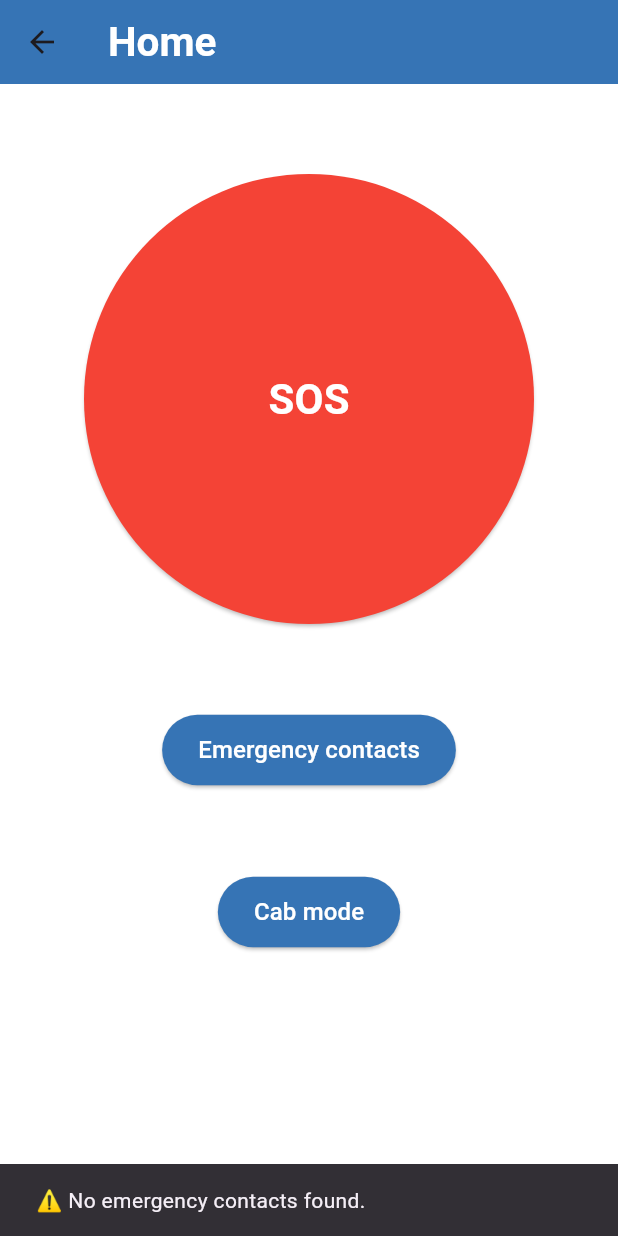
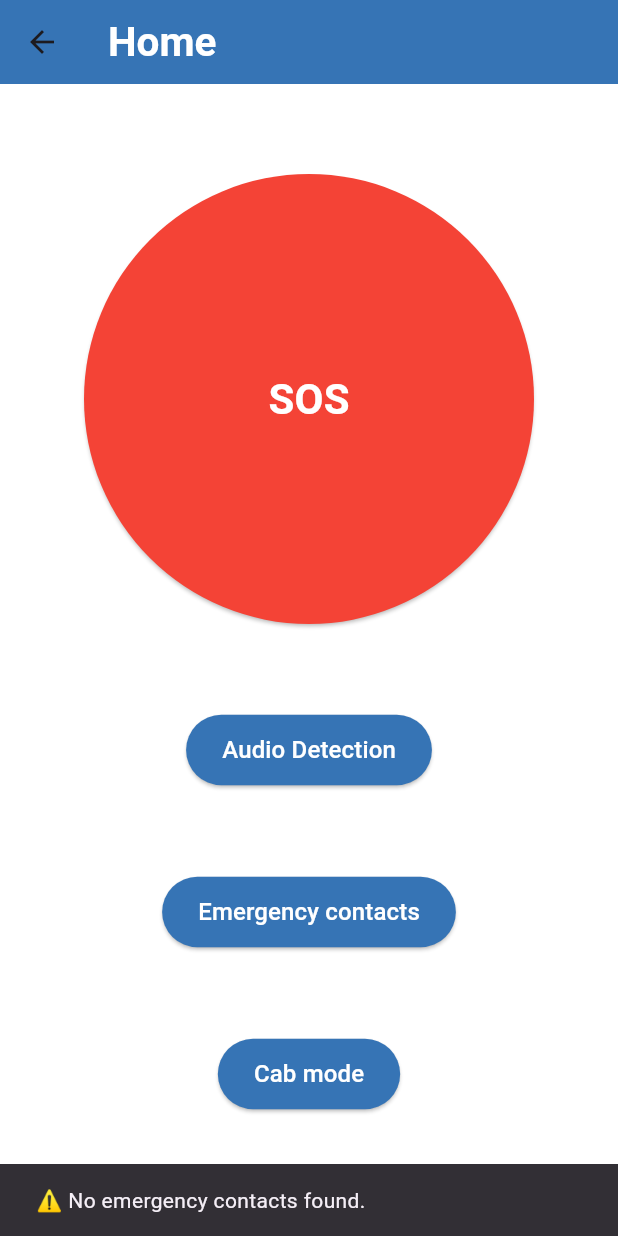
Before and after one commit to HOX-Aswin/women_safety_app-Ungal_kaavalan-, a Flutter app: the HomeScreen screen opened directly, after a tap on "SOS", on a phone screen of 412 x 824 dp. Run offline on Flutter 3.47's test engine with Material 3 defaults, Android fonts, the phone set to English and light mode, and no system bars; our stand-ins replace cloud_firestore, firebase_auth, firebase_core, flutter_riverpod, geolocator, go_router and 2 more; accounts and stored records are empty.

Commit message:
sixth commit(voice detection added)

```diff
--- a/lib/screens/core_screens/home/home_screen.dart
+++ b/lib/screens/core_screens/home/home_screen.dart
@@ -6,6 +6,7 @@ import 'package:go_router/go_router.dart';
 import 'package:permission_handler/permission_handler.dart';
 import 'package:ungal_kaavalan/providers/contact_provider.dart';
 import 'package:ungal_kaavalan/screens/core_screens/home/features/cab_mode_screen.dart';
+import 'package:ungal_kaavalan/screens/core_screens/home/features/voice_detection_screen.dart'; // Import the voice detection screen
 
 class HomeScreen extends ConsumerStatefulWidget {
   const HomeScreen({super.key});
@@ -16,8 +17,7 @@ class HomeScreen extends ConsumerStatefulWidget {
 
 class _HomeScreenState extends ConsumerState<HomeScreen> {
   static const platform = MethodChannel('sms_channel');
-
-  List<String> emergencyNumbers = []; // Initially empty
+  List<String> emergencyNumbers = [];
 
   @override
   void initState() {
@@ -25,7 +25,6 @@ class _HomeScreenState extends ConsumerState<HomeScreen> {
     _loadEmergencyContacts();
   }
 
-  // Fetch emergency contacts from provider
   void _loadEmergencyContacts() {
     final emergencyContacts = ref.read(emergencyContactProvider);
     setState(() {
@@ -38,22 +37,14 @@ class _HomeScreenState extends ConsumerState<HomeScreen> {
 
   final String sosMessage = "🚨 SOS! I need help immediately. Please contact me!";
 
-  // Function to send SOS message with location
   Future<void> _sendSOS() async {
     _loadEmergencyContacts();
     var smsStatus = await Permission.sms.request();
     var locationStatus = await Permission.location.request();
 
-    if (!smsStatus.isGranted) {
+    if (!smsStatus.isGranted || !locationStatus.isGranted) {
       ScaffoldMessenger.of(context).showSnackBar(
-        const SnackBar(content: Text("❌ SMS Permission Denied")),
-      );
-      return;
-    }
-
-    if (!locationStatus.isGranted) {
-      ScaffoldMessenger.of(context).showSnackBar(
-        const SnackBar(content: Text("❌ Location Permission Denied")),
+        const SnackBar(content: Text("❌ Permissions Denied")),
       );
       return;
     }
@@ -66,16 +57,10 @@ class _HomeScreenState extends ConsumerState<HomeScreen> {
     }
 
     try {
-      Position position = await Geolocator.getCurrentPosition(
-          desiredAccuracy: LocationAccuracy.high);
-
-      // Google Maps link for the location
+      Position position = await Geolocator.getCurrentPosition(desiredAccuracy: LocationAccuracy.high);
       String locationMessage = "📍 My Location: https://www.google.com/maps?q=${position.latitude},${position.longitude}";
-      print("📍 Location: ${position.latitude}, ${position.longitude}");
 
       for (String number in emergencyNumbers) {
-        print("📤 Sending SOS to: $number");
-
         if (number.isNotEmpty) {
           await platform.invokeMethod(
             'sendSms',
@@ -85,10 +70,6 @@ class _HomeScreenState extends ConsumerState<HomeScreen> {
               "locationMessage": locationMessage.trim(),
             },
           );
-
-          print("✅ SMS Sent to: $number");
-        } else {
-          print("⚠️ Skipping empty phone number.");
         }
       }
 
@@ -96,7 +77,6 @@ class _HomeScreenState extends ConsumerState<HomeScreen> {
         const SnackBar(content: Text("✅ SOS Message Sent!")),
       );
     } catch (e) {
-      print("❌ Error getting location: $e");
       ScaffoldMessenger.of(context).showSnackBar(
         SnackBar(content: Text("❌ Failed to get location: $e")),
       );
@@ -119,22 +99,35 @@ class _HomeScreenState extends ConsumerState<HomeScreen> {
       ),
       body: Column(
         children: [
-          const SizedBox(height: 60), // Padding between app bar and button
+          const SizedBox(height: 60),
           Center(
             child: ElevatedButton(
-              onPressed: _sendSOS, // Calls the SOS function
+              onPressed: _sendSOS,
               style: ElevatedButton.styleFrom(
                 shape: const CircleBorder(),
-                padding: const EdgeInsets.all(130), // Large button
+                padding: const EdgeInsets.all(130),
                 backgroundColor: Colors.red,
               ),
               child: const Text(
                 "SOS",
-                style: TextStyle(
-                  color: Colors.white,
-                  fontSize: 28,
-                  fontWeight: FontWeight.bold,
-                ),
+                style: TextStyle(color: Colors.white, fontSize: 28, fontWeight: FontWeight.bold),
+              ),
+            ),
+          ),
+          const SizedBox(height: 60),
+          Center(
+            child: ElevatedButton(
+              onPressed: () => Navigator.push(
+                context,
+                MaterialPageRoute(builder: (context) => VoiceDetectionScreen(onTriggerSOS: _sendSOS)), // Navigate to voice detection
+              ),
+              style: ElevatedButton.styleFrom(
+                backgroundColor: const Color(0xFF3674B5),
+                padding: const EdgeInsets.symmetric(horizontal: 24, vertical: 12),
+              ),
+              child: const Text(
+                "Audio Detection",
+                style: TextStyle(color: Colors.white, fontSize: 16),
               ),
             ),
           ),
@@ -144,8 +137,7 @@ class _HomeScreenState extends ConsumerState<HomeScreen> {
               onPressed: () => context.go('/emergencycontact'),
               style: ElevatedButton.styleFrom(
                 backgroundColor: const Color(0xFF3674B5),
-                padding:
-                const EdgeInsets.symmetric(horizontal: 24, vertical: 12),
+                padding: const EdgeInsets.symmetric(horizontal: 24, vertical: 12),
               ),
               child: const Text(
                 "Emergency contacts",
@@ -162,8 +154,7 @@ class _HomeScreenState extends ConsumerState<HomeScreen> {
               ),
               style: ElevatedButton.styleFrom(
                 backgroundColor: const Color(0xFF3674B5),
-                padding:
-                const EdgeInsets.symmetric(horizontal: 24, vertical: 12),
+                padding: const EdgeInsets.symmetric(horizontal: 24, vertical: 12),
               ),
               child: const Text(
                 "Cab mode",
--- a/pubspec.yaml
+++ b/pubspec.yaml
@@ -34,7 +34,7 @@ dependencies:
   firebase_auth: ^5.5.1
   cloud_firestore: ^5.6.5
   permission_handler: ^11.0.1
-
+  speech_to_text: ^7.0.0
   # The following adds the Cupertino Icons font to your application.
   # Use with the CupertinoIcons class for iOS style icons.
   cupertino_icons: ^1.0.8
@@ -43,6 +43,7 @@ dependencies:
   shared_preferences: ^2.5.2
   geolocator: ^13.0.3
   geocoding: ^3.0.0
+  sensors_plus: ^6.1.1
 
 dev_dependencies:
   flutter_test:
```
Also changed, not shown: pubspec.lock, 2 other files.
